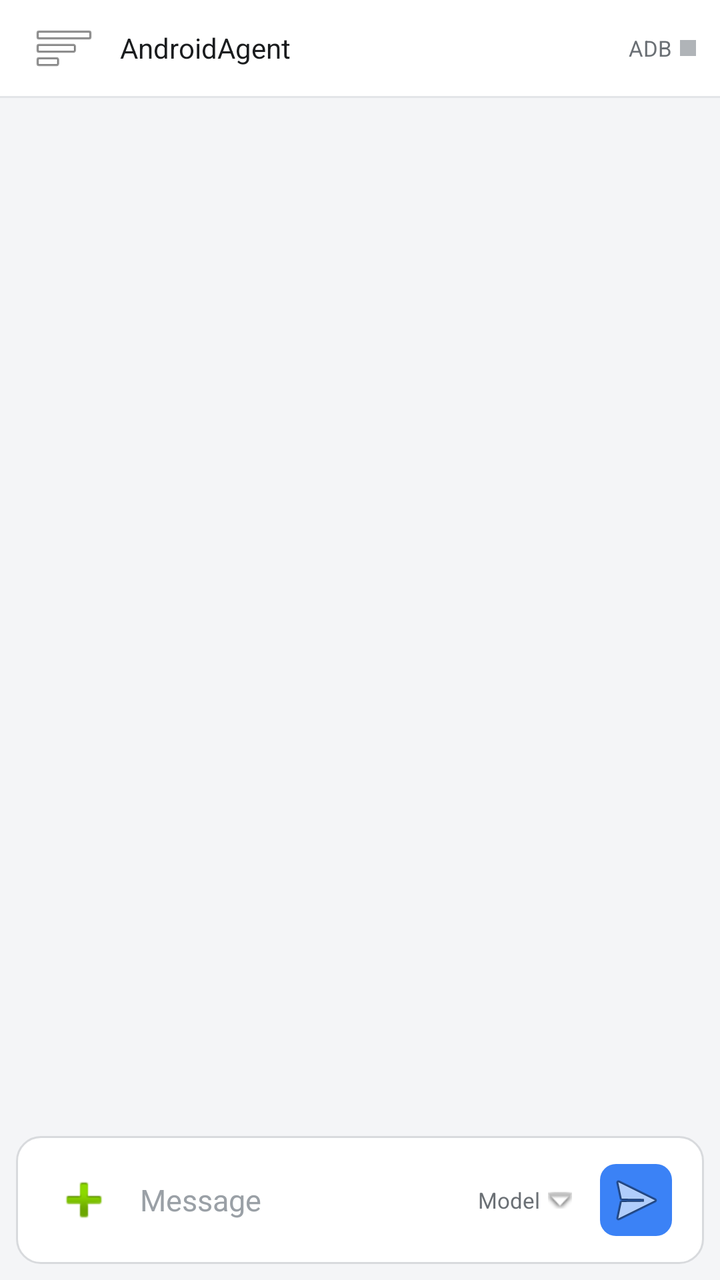
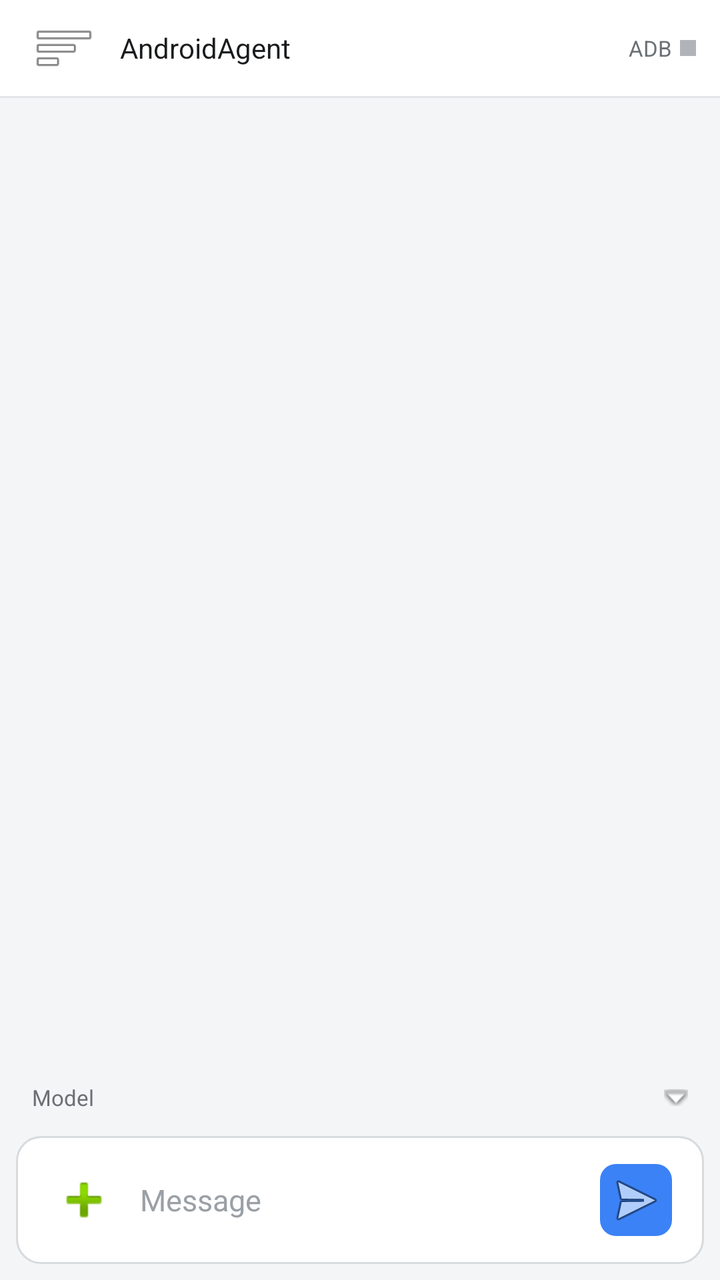

Compare the two renders of this Android layout. The source of the first and the diff that turns it into the second are given below.
<!-- AndroidManifest.xml: application theme Theme.AndroidAgent -->
<!-- res/layout/activity_chat.xml -->
<?xml version="1.0" encoding="utf-8"?>
<FrameLayout xmlns:android="http://schemas.android.com/apk/res/android"
    android:id="@+id/workspace_root"
    android:layout_width="match_parent"
    android:layout_height="match_parent"
    android:background="@color/ws_workspace_bg">

    
    <LinearLayout
        android:layout_width="match_parent"
        android:layout_height="match_parent"
        android:orientation="vertical">

        
        <LinearLayout
            android:id="@+id/workspace_header"
            android:layout_width="match_parent"
            android:layout_height="wrap_content"
            android:minHeight="@dimen/ws_header_height"
            android:orientation="horizontal"
            android:gravity="center_vertical"
            android:background="@color/ws_header_bg"
            android:paddingStart="@dimen/ws_spacing_sm"
            android:paddingEnd="@dimen/ws_spacing_md">

            <ImageButton
                android:id="@+id/btn_open_sidebar"
                android:layout_width="@dimen/ws_touch"
                android:layout_height="@dimen/ws_touch"
                android:background="?attr/selectableItemBackgroundBorderless"
                android:contentDescription="@string/ws_open_sidebar"
                android:scaleType="centerInside"
                android:src="@android:drawable/ic_menu_sort_by_size" />

            <TextView
                android:layout_width="0dp"
                android:layout_height="wrap_content"
                android:layout_weight="1"
                android:layout_marginStart="@dimen/ws_spacing_xs"
                android:ellipsize="end"
                android:maxLines="1"
                android:text="@string/app_name"
                android:textColor="@color/ws_text_primary"
                android:textSize="@dimen/ws_text_title"
                android:textStyle="normal" />

            
            <LinearLayout
                android:layout_width="wrap_content"
                android:layout_height="wrap_content"
                android:gravity="center_vertical"
                android:orientation="horizontal">

                <TextView
                    android:layout_width="wrap_content"
                    android:layout_height="wrap_content"
                    android:text="@string/ws_adb_short"
                    android:textColor="@color/ws_text_secondary"
                    android:textSize="@dimen/ws_text_label" />

                <View
                    android:id="@+id/adb_dot"
                    android:layout_width="8dp"
                    android:layout_height="8dp"
                    android:layout_marginStart="@dimen/ws_spacing_xs"
                    android:background="@color/ws_adb_disconnected"
                    android:contentDescription="@string/ws_adb_disconnected" />
            </LinearLayout>
        </LinearLayout>

        
        <View
            android:layout_width="match_parent"
            android:layout_height="1dp"
            android:background="@color/ws_divider" />

        
        
        <androidx.recyclerview.widget.RecyclerView
            android:id="@+id/transcript_recycler"
            android:layout_width="match_parent"
            android:layout_height="0dp"
            android:layout_weight="1"
            android:clipToPadding="false"
            android:paddingBottom="8dp"
            android:scrollbars="none" />

        
        <TextView
            android:id="@+id/status"
            android:layout_width="match_parent"
            android:layout_height="wrap_content"
            android:contentDescription="@string/ws_status"
            android:paddingStart="@dimen/ws_spacing_lg"
            android:paddingEnd="@dimen/ws_spacing_lg"
            android:paddingTop="@dimen/ws_spacing_xs"
            android:paddingBottom="@dimen/ws_spacing_xs"
            android:textColor="@color/ws_text_hint"
            android:textSize="@dimen/ws_text_caption" />

        
        <LinearLayout
            android:layout_width="match_parent"
            android:layout_height="wrap_content"
            android:orientation="vertical"
            android:paddingStart="@dimen/ws_spacing_sm"
            android:paddingEnd="@dimen/ws_spacing_sm"
            android:paddingTop="@dimen/ws_spacing_xs"
            android:paddingBottom="@dimen/ws_spacing_sm">

            <LinearLayout
                android:id="@+id/composer"
                android:layout_width="match_parent"
                android:layout_height="wrap_content"
                android:orientation="horizontal"
                android:gravity="center_vertical"
                android:background="@drawable/ws_composer_surface"
                android:paddingStart="@dimen/ws_composer_padding"
                android:paddingEnd="@dimen/ws_composer_padding"
                android:paddingTop="@dimen/ws_spacing_sm"
                android:paddingBottom="@dimen/ws_spacing_sm">

                
                <ImageButton
                    android:id="@+id/composer_add"
                    android:layout_width="@dimen/ws_touch"
                    android:layout_height="@dimen/ws_touch"
                    android:background="?attr/selectableItemBackgroundBorderless"
                    android:contentDescription="@string/ws_add_context"
                    android:scaleType="centerInside"
                    android:src="@android:drawable/ic_input_add" />

                <EditText
                    android:id="@+id/composer_input"
                    android:layout_width="0dp"
                    android:layout_height="wrap_content"
                    android:layout_weight="1"
                    android:background="@null"
                    android:hint="@string/ws_input_hint"
                    android:imeOptions="actionSend"
                    android:inputType="textMultiLine"
                    android:maxLines="5"
                    android:minHeight="@dimen/ws_touch"
                    android:paddingStart="@dimen/ws_spacing_xs"
                    android:paddingEnd="@dimen/ws_spacing_sm"
                    android:textColor="@color/ws_text_primary"
                    android:textColorHint="@color/ws_text_hint"
                    android:textSize="@dimen/ws_text_body" />

                
                <LinearLayout
                    android:id="@+id/composer_model_selector"
                    android:layout_width="wrap_content"
                    android:layout_height="wrap_content"
                    android:layout_marginStart="@dimen/ws_spacing_xs"
                    android:background="?attr/selectableItemBackground"
                    android:gravity="center_vertical"
                    android:orientation="horizontal"
                    android:paddingStart="@dimen/ws_spacing_xs"
                    android:paddingEnd="@dimen/ws_spacing_xs"
                    android:paddingTop="4dp"
                    android:paddingBottom="4dp">

                    <TextView
                        android:id="@+id/composer_model_label"
                        android:layout_width="wrap_content"
                        android:layout_height="wrap_content"
                        android:ellipsize="start"
                        android:maxLines="1"
                        android:maxWidth="120dp"
                        android:text="@string/ws_model_placeholder"
                        android:textColor="@color/ws_text_secondary"
                        android:textSize="@dimen/ws_text_label" />

                    <ImageView
                        android:layout_width="12dp"
                        android:layout_height="12dp"
                        android:layout_marginStart="4dp"
                        android:contentDescription="@null"
                        android:src="@android:drawable/arrow_down_float"
                        android:importantForAccessibility="no" />
                </LinearLayout>

                
                <FrameLayout
                    android:layout_width="@dimen/ws_touch"
                    android:layout_height="@dimen/ws_touch"
                    android:layout_marginStart="@dimen/ws_spacing_xs">

                    <ImageButton
                        android:id="@+id/composer_send"
                        android:layout_width="36dp"
                        android:layout_height="36dp"
                        android:layout_gravity="center"
                        android:background="@drawable/ws_send_btn"
                        android:contentDescription="@string/ws_send"
                        android:scaleType="centerInside"
                        android:src="@android:drawable/ic_menu_send" />

                    <ImageButton
                        android:id="@+id/composer_stop"
                        android:layout_width="36dp"
                        android:layout_height="36dp"
                        android:layout_gravity="center"
                        android:background="@drawable/ws_stop_btn"
                        android:contentDescription="@string/ws_stop"
                        android:scaleType="centerInside"
                        android:src="@android:drawable/ic_menu_close_clear_cancel"
                        android:visibility="gone" />
                </FrameLayout>
            </LinearLayout>
        </LinearLayout>
    </LinearLayout>

    
    <View
        android:id="@+id/sidebar_scrim"
        android:layout_width="match_parent"
        android:layout_height="match_parent"
        android:background="@color/ws_scrim"
        android:visibility="invisible" />

    
    
    <LinearLayout
        android:id="@+id/sidebar"
        android:layout_width="@dimen/ws_sidebar_width"
        android:layout_height="match_parent"
        android:layout_gravity="start"
        android:background="@color/ws_surface"
        android:orientation="vertical"
        android:visibility="invisible">

        <LinearLayout
            android:layout_width="match_parent"
            android:layout_height="wrap_content"
            android:orientation="horizontal"
            android:gravity="center_vertical"
            android:minHeight="@dimen/ws_header_height"
            android:paddingStart="@dimen/ws_spacing_md"
            android:paddingEnd="@dimen/ws_spacing_sm">

            <TextView
                android:layout_width="0dp"
                android:layout_height="wrap_content"
                android:layout_weight="1"
                android:text="@string/app_name"
                android:textColor="@color/ws_text_primary"
                android:textSize="@dimen/ws_text_title"
                android:textStyle="normal" />

            <ImageButton
                android:id="@+id/btn_close_sidebar"
                android:layout_width="@dimen/ws_touch"
                android:layout_height="@dimen/ws_touch"
                android:background="?attr/selectableItemBackgroundBorderless"
                android:contentDescription="@string/ws_close_sidebar"
                android:scaleType="centerInside"
                android:src="@android:drawable/ic_menu_close_clear_cancel" />
        </LinearLayout>

        <View
            android:layout_width="match_parent"
            android:layout_height="1dp"
            android:background="@color/ws_divider" />

        <ScrollView
            android:layout_width="match_parent"
            android:layout_height="0dp"
            android:layout_weight="1">

            <LinearLayout
                android:layout_width="match_parent"
                android:layout_height="wrap_content"
                android:orientation="vertical"
                android:padding="@dimen/ws_spacing_lg">

                
                <LinearLayout
                    android:id="@+id/sidebar_adb_row"
                    android:layout_width="match_parent"
                    android:layout_height="wrap_content"
                    android:background="?attr/selectableItemBackground"
                    android:gravity="center_vertical"
                    android:orientation="horizontal"
                    android:padding="@dimen/ws_spacing_sm">

                    <TextView
                        android:layout_width="0dp"
                        android:layout_height="wrap_content"
                        android:layout_weight="1"
                        android:text="@string/ws_adb_short"
                        android:textColor="@color/ws_text_primary"
                        android:textSize="@dimen/ws_text_caption" />

                    <View
                        android:id="@+id/sidebar_adb_dot"
                        android:layout_width="10dp"
                        android:layout_height="10dp"
                        android:background="@color/ws_adb_disconnected"
                        android:contentDescription="@string/ws_adb_disconnected" />
                </LinearLayout>

                <View
                    android:layout_width="match_parent"
                    android:layout_height="1dp"
                    android:layout_marginTop="@dimen/ws_spacing_md"
                    android:layout_marginBottom="@dimen/ws_spacing_md"
                    android:background="@color/ws_divider" />

                
                <TextView
                    android:id="@+id/sidebar_provider_settings"
                    android:layout_width="match_parent"
                    android:layout_height="wrap_content"
                    android:background="?attr/selectableItemBackground"
                    android:padding="@dimen/ws_spacing_sm"
                    android:text="@string/ws_section_models_provider"
                    android:textColor="@color/ws_text_primary"
                    android:textSize="@dimen/ws_text_caption" />

                <TextView
                    android:id="@+id/sidebar_provider_status"
                    android:layout_width="match_parent"
                    android:layout_height="wrap_content"
                    android:layout_marginStart="@dimen/ws_spacing_sm"
                    android:layout_marginBottom="@dimen/ws_spacing_sm"
                    android:textColor="@color/ws_text_secondary"
                    android:textSize="@dimen/ws_text_label" />

                <View
                    android:layout_width="match_parent"
                    android:layout_height="1dp"
                    android:layout_marginTop="@dimen/ws_spacing_md"
                    android:layout_marginBottom="@dimen/ws_spacing_md"
                    android:background="@color/ws_divider" />

                
                <TextView
                    android:id="@+id/sidebar_session_section"
                    android:layout_width="wrap_content"
                    android:layout_height="wrap_content"
                    android:text="@string/ws_section_session"
                    android:textColor="@color/ws_text_secondary"
                    android:textSize="@dimen/ws_text_label"
                    android:textStyle="bold" />

                <TextView
                    android:id="@+id/sidebar_current_session"
                    android:layout_width="match_parent"
                    android:layout_height="wrap_content"
                    android:layout_marginTop="@dimen/ws_spacing_xs"
                    android:background="?attr/selectableItemBackground"
                    android:padding="8dp"
                    android:text="@string/ws_current_session"
                    android:textColor="@color/ws_text_primary"
                    android:textSize="@dimen/ws_text_caption" />

                <Button
                    android:id="@+id/sidebar_sessions_entry"
                    style="?android:attr/borderlessButtonStyle"
                    android:layout_width="wrap_content"
                    android:layout_height="wrap_content"
                    android:layout_marginTop="@dimen/ws_spacing_xs"
                    android:minHeight="@dimen/ws_touch"
                    android:text="@string/ws_sessions_management"
                    android:textColor="@color/ws_text_primary" />

                <Button
                    android:id="@+id/sidebar_new_session"
                    style="?android:attr/borderlessButtonStyle"
                    android:layout_width="wrap_content"
                    android:layout_height="wrap_content"
                    android:layout_marginTop="@dimen/ws_spacing_xs"
                    android:minHeight="@dimen/ws_touch"
                    android:text="@string/ws_new_session_compact"
                    android:textColor="@color/ws_text_secondary" />

            </LinearLayout>
        </ScrollView>
    </LinearLayout>
</FrameLayout>
<!-- resources referenced by this layout -->
<resources>
  <color name="ws_adb_disconnected">#B0B4B8</color>
  <color name="ws_divider">#E3E5E8</color>
  <color name="ws_header_bg">#FFFFFF</color>
  <color name="ws_scrim">#59000000</color>
  <color name="ws_surface">#FFFFFF</color>
  <color name="ws_text_hint">#9AA0A6</color>
  <color name="ws_text_primary">#1A1C1E</color>
  <color name="ws_text_secondary">#6B7075</color>
  <color name="ws_workspace_bg">#F4F5F7</color>
  <dimen name="ws_composer_padding">10dp</dimen>
  <dimen name="ws_header_height">44dp</dimen>
  <dimen name="ws_sidebar_width">304dp</dimen>
  <dimen name="ws_spacing_lg">16dp</dimen>
  <dimen name="ws_spacing_md">12dp</dimen>
  <dimen name="ws_spacing_sm">8dp</dimen>
  <dimen name="ws_spacing_xs">4dp</dimen>
  <dimen name="ws_text_body">15sp</dimen>
  <dimen name="ws_text_caption">12sp</dimen>
  <dimen name="ws_text_label">11sp</dimen>
  <dimen name="ws_text_title">14sp</dimen>
  <dimen name="ws_touch">48dp</dimen>
  <!-- drawable ws_composer_surface (drawable) -->
  <?xml version="1.0" encoding="utf-8"?>
  <shape xmlns:android="http://schemas.android.com/apk/res/android"
      android:shape="rectangle">
      <solid android:color="@color/ws_surface" />
      <corners android:radius="@dimen/ws_composer_corner" />
      <stroke android:width="1dp" android:color="@color/ws_border" />
  </shape>
  <!-- drawable ws_send_btn (drawable) -->
  <?xml version="1.0" encoding="utf-8"?>
  <shape xmlns:android="http://schemas.android.com/apk/res/android"
      android:shape="rectangle">
      <solid android:color="@color/ws_primary" />
      <corners android:radius="8dp" />
  </shape>
  <!-- drawable ws_stop_btn (drawable) -->
  <?xml version="1.0" encoding="utf-8"?>
  <shape xmlns:android="http://schemas.android.com/apk/res/android"
      android:shape="rectangle">
      <solid android:color="@color/ws_stop_bg" />
      <corners android:radius="8dp" />
      <stroke android:width="1dp" android:color="@color/ws_stop_stroke" />
  </shape>
  <string name="app_name">AndroidAgent</string>
  <string name="ws_adb_disconnected">ADB disconnected</string>
  <string name="ws_adb_short">ADB</string>
  <string name="ws_add_context">Add context</string>
  <string name="ws_close_sidebar">Close sidebar</string>
  <string name="ws_current_session">Current Session</string>
  <string name="ws_input_hint">Message</string>
  <string name="ws_model_placeholder">Model</string>
  <string name="ws_new_session_compact">+ New Session</string>
  <string name="ws_open_sidebar">Open sidebar</string>
  <string name="ws_section_models_provider">Models &amp; Provider</string>
  <string name="ws_section_session">Session</string>
  <string name="ws_send">Send message</string>
  <string name="ws_sessions_management">Sessions</string>
  <string name="ws_status">Run status</string>
  <string name="ws_stop">Stop run</string>
  <style name="Theme.AndroidAgent" parent="Theme.AppCompat.Light.NoActionBar">
          <item name="colorPrimary">@color/ws_primary</item>
          <item name="colorPrimaryDark">@color/ws_workspace_bg</item>
          <item name="colorAccent">@color/ws_primary</item>
          <item name="android:windowBackground">@color/ws_workspace_bg</item>
          <item name="android:statusBarColor">@color/ws_workspace_bg</item>
          <item name="android:navigationBarColor">@color/ws_workspace_bg</item>
          <item name="android:windowLightStatusBar" tools:targetApi="m">true</item>
      </style>
  <dimen name="ws_composer_corner">12dp</dimen>
  <color name="ws_border">#D8DADD</color>
  <color name="ws_primary">#3B82F6</color>
  <color name="ws_stop_bg">#FDECEA</color>
  <color name="ws_stop_stroke">#F3C1BB</color>
</resources>

<!-- the commit's change to res/layout/activity_chat.xml (unified diff, before → after) -->
@@ -97,6 +97,43 @@
             android:paddingBottom="@dimen/ws_spacing_xs"
             android:textColor="@color/ws_text_hint"
             android:textSize="@dimen/ws_text_caption" />
+
+        
+        
+        <LinearLayout
+            android:id="@+id/composer_model_selector"
+            android:layout_width="match_parent"
+            android:layout_height="wrap_content"
+            android:layout_marginStart="@dimen/ws_spacing_sm"
+            android:layout_marginEnd="@dimen/ws_spacing_sm"
+            android:layout_marginBottom="@dimen/ws_spacing_xs"
+            android:background="?attr/selectableItemBackground"
+            android:gravity="center_vertical"
+            android:orientation="horizontal"
+            android:paddingStart="@dimen/ws_spacing_sm"
+            android:paddingEnd="@dimen/ws_spacing_sm"
+            android:paddingTop="@dimen/ws_spacing_xs"
+            android:paddingBottom="@dimen/ws_spacing_xs">
+
+            <TextView
+                android:id="@+id/composer_model_label"
+                android:layout_width="0dp"
+                android:layout_height="wrap_content"
+                android:layout_weight="1"
+                android:ellipsize="end"
+                android:maxLines="1"
+                android:text="@string/ws_model_placeholder"
+                android:textColor="@color/ws_text_secondary"
+                android:textSize="@dimen/ws_text_label" />
+
+            <ImageView
+                android:layout_width="12dp"
+                android:layout_height="12dp"
+                android:layout_marginStart="4dp"
+                android:contentDescription="@null"
+                android:src="@android:drawable/arrow_down_float"
+                android:importantForAccessibility="no" />
+        </LinearLayout>
 
         
         <LinearLayout
@@ -146,40 +183,6 @@
                     android:textColor="@color/ws_text_primary"
                     android:textColorHint="@color/ws_text_hint"
                     android:textSize="@dimen/ws_text_body" />
-
-                
-                <LinearLayout
-                    android:id="@+id/composer_model_selector"
-                    android:layout_width="wrap_content"
-                    android:layout_height="wrap_content"
-                    android:layout_marginStart="@dimen/ws_spacing_xs"
-                    android:background="?attr/selectableItemBackground"
-                    android:gravity="center_vertical"
-                    android:orientation="horizontal"
-                    android:paddingStart="@dimen/ws_spacing_xs"
-                    android:paddingEnd="@dimen/ws_spacing_xs"
-                    android:paddingTop="4dp"
-                    android:paddingBottom="4dp">
-
-                    <TextView
-                        android:id="@+id/composer_model_label"
-                        android:layout_width="wrap_content"
-                        android:layout_height="wrap_content"
-                        android:ellipsize="start"
-                        android:maxLines="1"
-                        android:maxWidth="120dp"
-                        android:text="@string/ws_model_placeholder"
-                        android:textColor="@color/ws_text_secondary"
-                        android:textSize="@dimen/ws_text_label" />
-
-                    <ImageView
-                        android:layout_width="12dp"
-                        android:layout_height="12dp"
-                        android:layout_marginStart="4dp"
-                        android:contentDescription="@null"
-                        android:src="@android:drawable/arrow_down_float"
-                        android:importantForAccessibility="no" />
-                </LinearLayout>
 
                 
                 <FrameLayout
